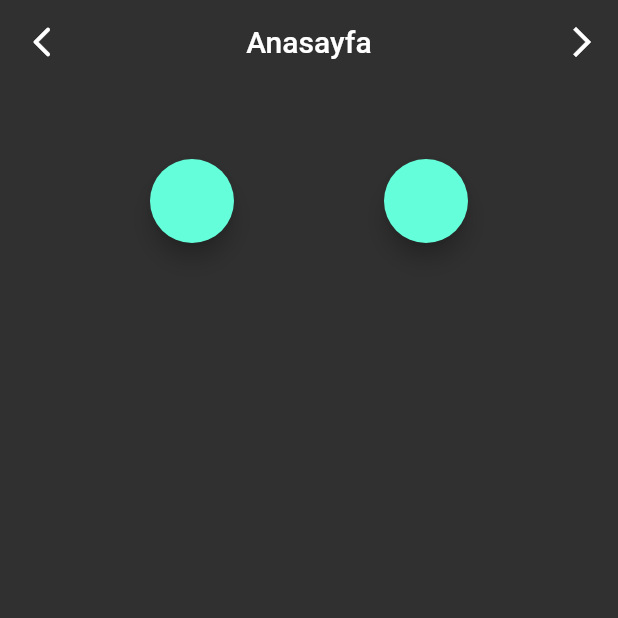
After one commit to ahmetcakr/flutter_full_learn, a Flutter app: the screen it shows after launch, swiped to page 3, on a phone screen of 412 x 824 dp, the top half of it. The commit adds this screen. Run offline on Flutter 3.47's test engine with Material 2 defaults, Android fonts, the phone set to English and light mode, and no system bars; network calls fail.

Commit message:
some practices are done

```diff
--- a/lib/101/page_view_learn.dart
+++ b/lib/101/page_view_learn.dart
@@ -26,6 +26,7 @@ class _PageViewLearnState extends State<PageViewLearn> {
       floatingActionButton: Row(
         mainAxisSize: MainAxisSize.min,
         children: [
+          Text(_currentPageIndex.toString()),
           FloatingActionButton(
             onPressed: () {
               _pageController.previousPage(
--- /dev/null
+++ b/lib/demos/trying_demos.dart
@@ -0,0 +1,121 @@
+import 'package:flutter/material.dart';
+
+class TryingDemos extends StatefulWidget {
+  const TryingDemos({Key? key}) : super(key: key);
+
+  @override
+  State<TryingDemos> createState() => _TryingDemosState();
+}
+
+class _TryingDemosState extends State<TryingDemos> {
+  @override
+  Widget build(BuildContext context) {
+    const anasayfaTitle = 'Anasayfa';
+    bool itemColor = false;
+
+    return Scaffold(
+      appBar: AppBar(
+        title: const Text(anasayfaTitle),
+        leading: IconButton(
+          onPressed: () {},
+          icon: const Icon(Icons.arrow_back_ios_new_rounded),
+        ),
+        actions: [
+          IconButton(
+              onPressed: () {},
+              icon: const Icon(Icons.arrow_forward_ios_outlined))
+        ],
+      ),
+      body: PageView(
+        children: [
+          Center(
+            child: Column(
+              children: [
+                SizedBox(
+                  height: 200,
+                  width: 200,
+                  child: Card(
+                    elevation: 1,
+                    child: Padding(
+                      padding: const EdgeInsets.all(15),
+                      child: Image.network('https://picsum.photos/250?image=9'),
+                    ),
+                  ),
+                ),
+                TextButton(
+                    onPressed: () {
+                      setState(() {
+                        itemColor = !itemColor;
+                      });
+                    },
+                    child: Text(
+                      'Tıklayın!',
+                      style: TextStyle(fontSize: itemColor ? 15 : 36),
+                    ))
+              ],
+            ),
+          ),
+          Column(
+            children: [
+              Row(
+                mainAxisSize: MainAxisSize.min,
+                children: const [
+                  _CustomCard(),
+                  _CustomCard(),
+                ],
+              ),
+              Row(
+                mainAxisSize: MainAxisSize.min,
+                children: const [_CustomCard()],
+              )
+            ],
+          ),
+          Column(
+            children: [
+              Row(
+                mainAxisSize: MainAxisSize.min,
+                children: const [
+                  Padding(
+                    padding: EdgeInsets.all(50.0),
+                    child: _CustomFactionButton(),
+                  ),
+                  Padding(
+                      padding: EdgeInsets.all(50.0),
+                      child: _CustomFactionButton())
+                ],
+              )
+            ],
+          )
+        ],
+      ),
+    );
+  }
+}
+
+class _CustomFactionButton extends StatelessWidget {
+  const _CustomFactionButton({
+    Key? key,
+  }) : super(key: key);
+
+  @override
+  Widget build(BuildContext context) {
+    return FloatingActionButton(
+      onPressed: () {},
+    );
+  }
+}
+
+class _CustomCard extends StatelessWidget {
+  const _CustomCard({
+    Key? key,
+  }) : super(key: key);
+
+  @override
+  Widget build(BuildContext context) {
+    return const SizedBox(
+      height: 150,
+      width: 150,
+      child: Card(),
+    );
+  }
+}
--- a/lib/main.dart
+++ b/lib/main.dart
@@ -1,7 +1,6 @@
 import 'package:flutter/material.dart';
 import 'package:flutter/services.dart';
-
-import '101/page_view_learn.dart';
+import 'package:flutter_full_learn/demos/trying_demos.dart';
 
 void main() {
   runApp(const MyApp()); // AliDayı
@@ -35,7 +34,7 @@ class MyApp extends StatelessWidget {
               elevation: 0,
               systemOverlayStyle: SystemUiOverlayStyle.light)),
 
-      home: const PageViewLearn(),
+      home: const TryingDemos(),
     );
   }
 }
```
